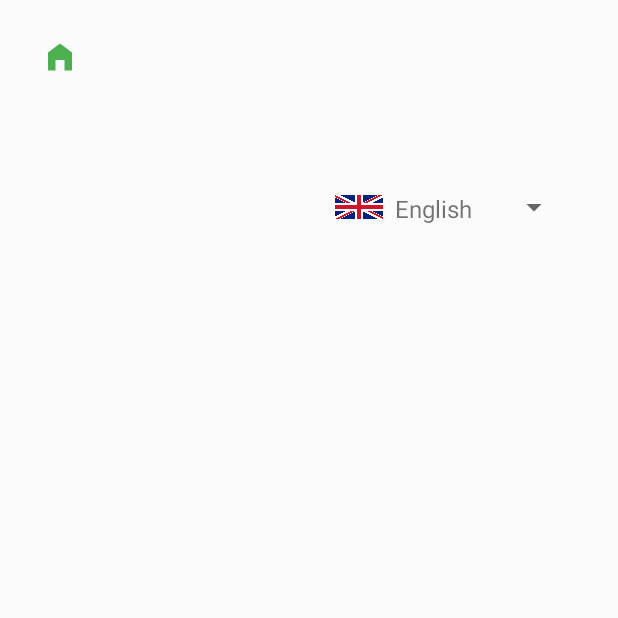
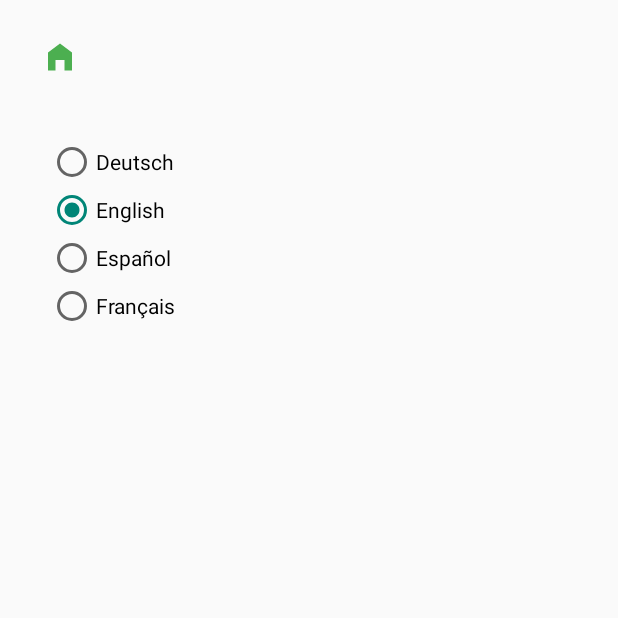
Before and after one commit to Haainz/textifyer, an Android app: the TargetActivity screen opened directly, with no data from a screen before it, on a phone screen of 412 x 824 dp, the top half of it. Run offline under Robolectric (Android 15) with nearby library versions, the phone set to English and light mode, and no system bars; libraries missing offline, so code that uses them is left out: org.vosk, org.vosk.android; 1 statement that could not run was skipped.

Commit message:
fixed language selection

```diff
--- a/app/src/main/java/com/textifyer/HomeFragment.java
+++ b/app/src/main/java/com/textifyer/HomeFragment.java
@@ -101,7 +101,6 @@ public class HomeFragment extends Fragment {
     }
 
     private void openAudioPicker() {
-        // Using ACTION_GET_CONTENT via ActivityResult launcher, filtered for audio/* mimetype
         audioPickerLauncher.launch("audio/*");
     }
 
--- a/app/src/main/java/com/textifyer/TargetActivity.java
+++ b/app/src/main/java/com/textifyer/TargetActivity.java
@@ -11,6 +11,7 @@ import android.util.Log;
 import android.widget.Button;
 import android.widget.ImageButton;
 import android.widget.ProgressBar;
+import android.widget.RadioGroup;
 import android.widget.RelativeLayout;
 import android.widget.TextView;
 import android.widget.Toast;
@@ -48,7 +49,8 @@ public class TargetActivity extends AppCompatActivity {
     private TextView dataname, progressText;
     private ProgressBar progressBar;
 
-    private Spinner languageSpinner;
+    private RadioGroup radioGroup;
+    private String selectedLanguageCode;
 
     private File audioFile;
     private Model model;
@@ -69,14 +71,46 @@ public class TargetActivity extends AppCompatActivity {
         setContentView(R.layout.activity_target);
 
         initViews();
-        LanguageSpinner();
         initListeners();
         handleIntent(getIntent());
 
         audioPlayer = new AudioPlayer();
         transcriptionService = new TranscriptionService();
 
-        initModel();
+        radioGroup = findViewById(R.id.radioGroup);
+        radioGroup.setVisibility(VISIBLE);
+
+        // Sprachcode aus SharedPreferences laden
+        String savedLang = prefs.getString("lang", "en");
+
+        int selectedRadioId = R.id.radio_en; // default fallback
+        if ("de".equals(savedLang)) {
+            selectedRadioId = R.id.radio_de;
+        } else if ("en".equals(savedLang)) {
+            selectedRadioId = R.id.radio_en;
+        } else if ("es".equals(savedLang)) {
+            selectedRadioId = R.id.radio_es;
+        } else if ("fr".equals(savedLang)) {
+            selectedRadioId = R.id.radio_fr;
+        }
+
+        radioGroup.check(selectedRadioId);
+        selectedLanguageCode = savedLang; // Initial setzen
+        initModel(selectedLanguageCode);
+
+        radioGroup.setOnCheckedChangeListener((group, checkedId) -> {
+            btnTranscribe.setVisibility(GONE);
+            if (checkedId == R.id.radio_de) {
+                selectedLanguageCode = "de";
+            } else if (checkedId == R.id.radio_en) {
+                selectedLanguageCode = "en";
+            } else if (checkedId == R.id.radio_es) {
+                selectedLanguageCode = "es";
+            } else if (checkedId == R.id.radio_fr) {
+                selectedLanguageCode = "fr";
+            }
+            initModel(selectedLanguageCode);
+        });
     }
 
     private void initViews() {
@@ -98,9 +132,6 @@ public class TargetActivity extends AppCompatActivity {
         dataname = findViewById(R.id.datatxt);
         progressBar = findViewById(R.id.progressBar);
         progressText = findViewById(R.id.progressText);
-
-        languageSpinner = findViewById(R.id.language_spinner);
-
     }
 
     private void initListeners() {
@@ -192,8 +223,9 @@ public class TargetActivity extends AppCompatActivity {
         }
     }
 
-    private void initModel() {
-        StorageService.unpack(this, "model-de", "model-de",
+    private void initModel(String lang) {
+        Log.e("initModel", "model-"+lang);
+        StorageService.unpack(this, "model-"+lang, "model-"+lang,
                 (model) -> {
                     this.model = model;
                     btnTranscribe.setVisibility(VISIBLE);
@@ -209,7 +241,7 @@ public class TargetActivity extends AppCompatActivity {
         liveText.setLength(0);
         progressBar.setVisibility(VISIBLE);
         progressText.setVisibility(VISIBLE);
-        languageSpinner.setVisibility(View.GONE);
+        radioGroup.setVisibility(View.GONE);
 
 
         transcriptionService.startTranscription(
@@ -248,7 +280,7 @@ public class TargetActivity extends AppCompatActivity {
                             progressText.setVisibility(GONE);
                             btnLayout.setVisibility(VISIBLE);
                             btnTranscribe.setVisibility(VISIBLE);
-                            languageSpinner.setVisibility(View.VISIBLE);
+                            radioGroup.setVisibility(View.GONE);
                         });
                     }
 
@@ -318,50 +350,4 @@ public class TargetActivity extends AppCompatActivity {
             return "";
         }
     }
-
-    private void LanguageSpinner() {
-        Spinner languageSpinner = findViewById(R.id.language_spinner);
-
-        SharedPreferences prefs = getSharedPreferences("app_prefs", MODE_PRIVATE);
-        String currentLang = prefs.getString("lang", "de");
-
-        List<LanguageItem> languages = Arrays.asList(
-                new LanguageItem("de", "Deutsch", R.drawable.flag_germany),
-                new LanguageItem("en", "English", R.drawable.flag_uk),
-                new LanguageItem("es", "Español", R.drawable.flag_es),
-                new LanguageItem("fr", "Français", R.drawable.flag_fr)
-        );
-
-        LanguageAdapter adapter = new LanguageAdapter(this, languages);
-        languageSpinner.setAdapter(adapter);
-
-        // Aktuelle Sprache vorauswählen
-        for (int i = 0; i < languages.size(); i++) {
-            if (languages.get(i).getLanguageCode().equals(currentLang)) {
-                languageSpinner.setSelection(i);
-                break;
-            }
-        }
-
-        languageSpinner.setOnItemSelectedListener(new AdapterView.OnItemSelectedListener() {
-            @Override
-            public void onItemSelected(AdapterView<?> parent, View view, int position, long id) {
-                String selectedLang = languages.get(position).getLanguageCode();
-                if (!selectedLang.equals(currentLang)) {
-                    SharedPreferences.Editor editor = prefs.edit();
-                    editor.putString("lang", selectedLang);
-                    editor.apply();
-
-                    recreate(); // neu starten für Sprachübernahme
-                }
-            }
-
-            @Override
-            public void onNothingSelected(AdapterView<?> parent) {
-            }
-        });
-
-
-    }
-
 }
--- a/app/src/main/res/layout/activity_target.xml
+++ b/app/src/main/res/layout/activity_target.xml
@@ -29,6 +29,38 @@
             android:layout_toEndOf="@+id/homebtn"
             android:gravity="center_vertical" />
     </RelativeLayout>
+
+    <RadioGroup
+        android:id="@+id/radioGroup"
+        android:layout_width="wrap_content"
+        android:layout_height="wrap_content"
+        android:layout_marginTop="32dp"
+        android:layout_marginStart="16dp">
+
+        <RadioButton
+            android:id="@+id/radio_de"
+            android:layout_width="wrap_content"
+            android:layout_height="wrap_content"
+            android:text="Deutsch" />
+
+        <RadioButton
+            android:id="@+id/radio_en"
+            android:layout_width="wrap_content"
+            android:layout_height="wrap_content"
+            android:text="English" />
+
+        <RadioButton
+            android:id="@+id/radio_es"
+            android:layout_width="wrap_content"
+            android:layout_height="wrap_content"
+            android:text="Español" />
+
+        <RadioButton
+            android:id="@+id/radio_fr"
+            android:layout_width="wrap_content"
+            android:layout_height="wrap_content"
+            android:text="Français" />
+    </RadioGroup>
 
     <Button
         android:id="@+id/btnTranscribe"
@@ -119,12 +151,4 @@
             </RelativeLayout>
         </RelativeLayout>
     </ScrollView>
-
-    <Spinner
-        android:id="@+id/language_spinner"
-        android:layout_width="wrap_content"
-        android:layout_height="wrap_content"
-        android:layout_gravity="end"
-        android:layout_margin="16dp" />
-
 </LinearLayout>
```
Also changed, not shown: app/src/main/java/com/textifyer/audio/VoskModelManager.java (deleted, +0 -49 lines), 3 other files.
